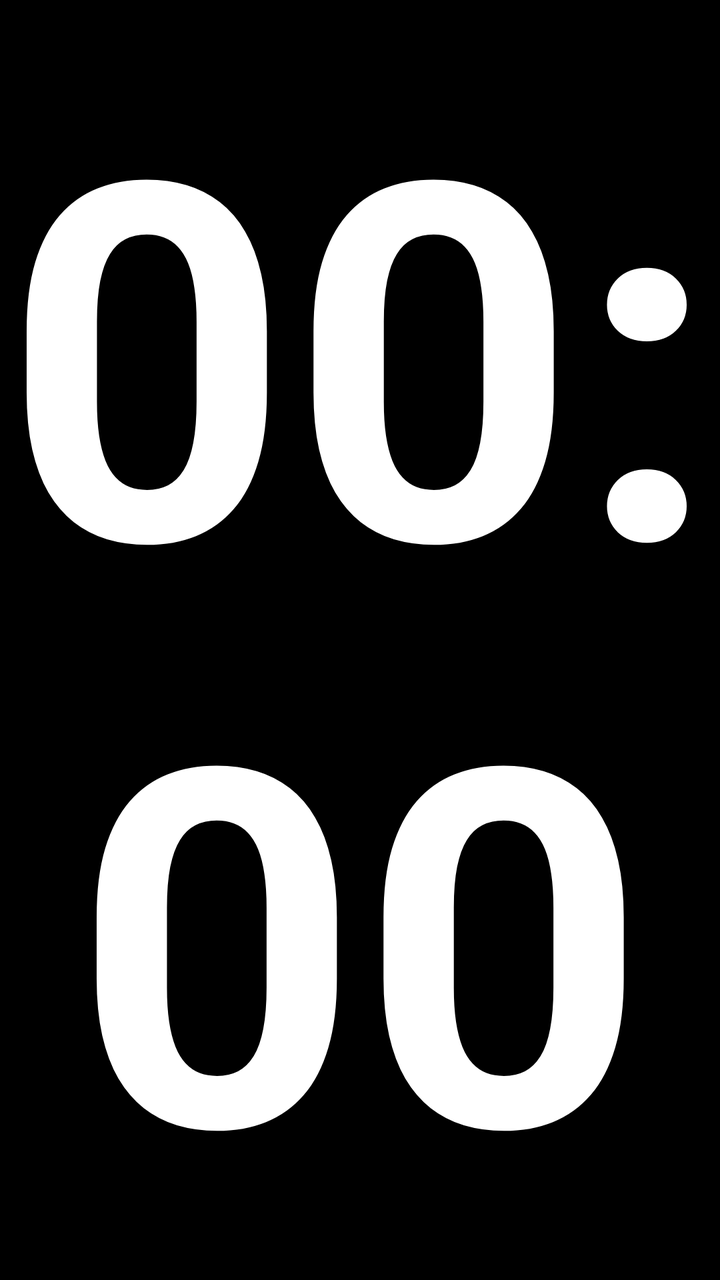
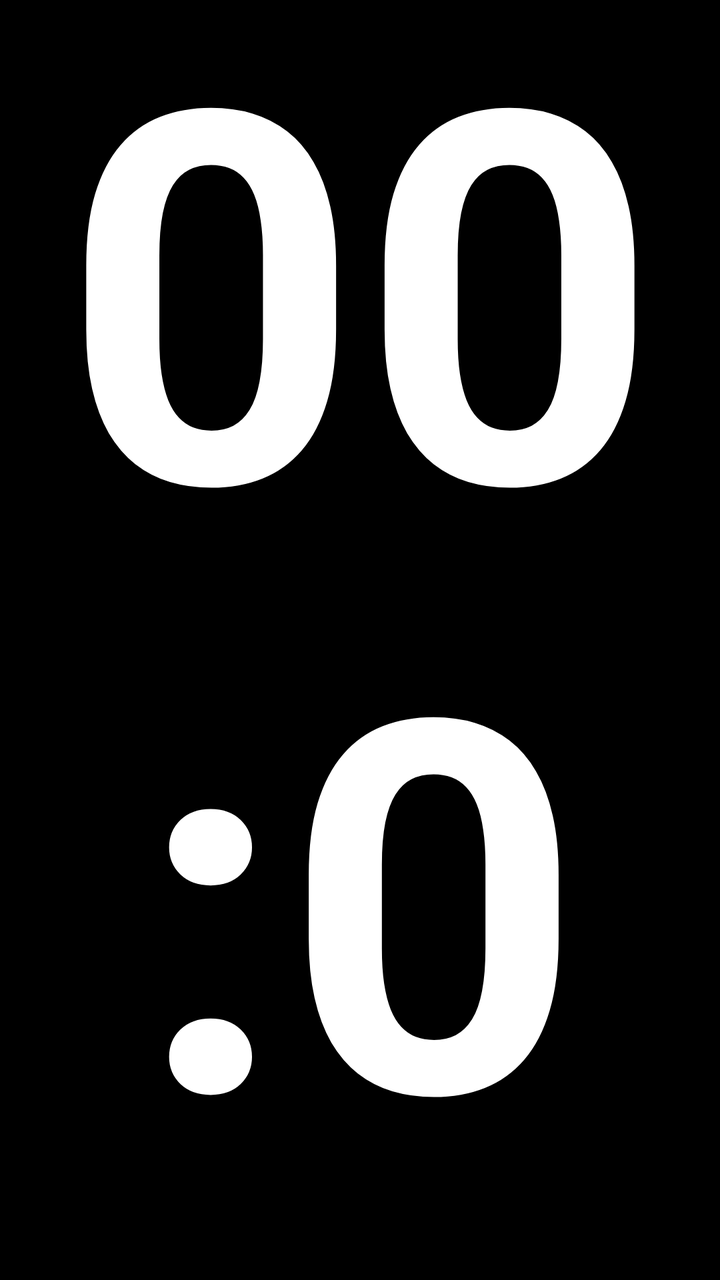

Compare the two renders of this Android layout. The source of the first and the diff that turns it into the second are given below.
<!-- AndroidManifest.xml: application theme Theme.AppCompat.NoActionBar -->
<!-- res/layout/activity_main.xml -->
<?xml version="1.0" encoding="utf-8"?>
<RelativeLayout xmlns:android="http://schemas.android.com/apk/res/android"
    android:layout_width="match_parent"
    android:layout_height="match_parent"
    android:background="#000000"
    android:clipChildren="false"
    android:clipToPadding="false">

    
    <TextSwitcher
        android:id="@+id/topInfoSwitcher"
        android:layout_width="match_parent"
        android:layout_height="wrap_content"
        android:layout_alignParentTop="true"
        android:layout_marginTop="32dp" />

    
    <TextClock
        android:id="@+id/clockView"
        android:layout_width="match_parent"
        android:layout_height="wrap_content"
        android:layout_alignParentBottom="true"
        android:layout_marginBottom="16dp"
        android:gravity="center_horizontal"
        android:includeFontPadding="false"
        android:format12Hour="HH:mm"
        android:format24Hour="HH:mm"
        android:textColor="#FFFFFF"
        android:textSize="250sp"
        android:textStyle="bold" />

</RelativeLayout>
<!-- resources referenced by this layout -->
<resources>

</resources>

<!-- the commit's change to res/layout/activity_main.xml (unified diff, before → after) -->
@@ -12,7 +12,7 @@
         android:layout_width="match_parent"
         android:layout_height="wrap_content"
         android:layout_alignParentTop="true"
-        android:layout_marginTop="32dp" />
+        android:layout_marginTop="25dp" />
 
     
     <TextClock
@@ -26,7 +26,7 @@
         android:format12Hour="HH:mm"
         android:format24Hour="HH:mm"
         android:textColor="#FFFFFF"
-        android:textSize="250sp"
+        android:textSize="260sp"
         android:textStyle="bold" />
 
 </RelativeLayout>
